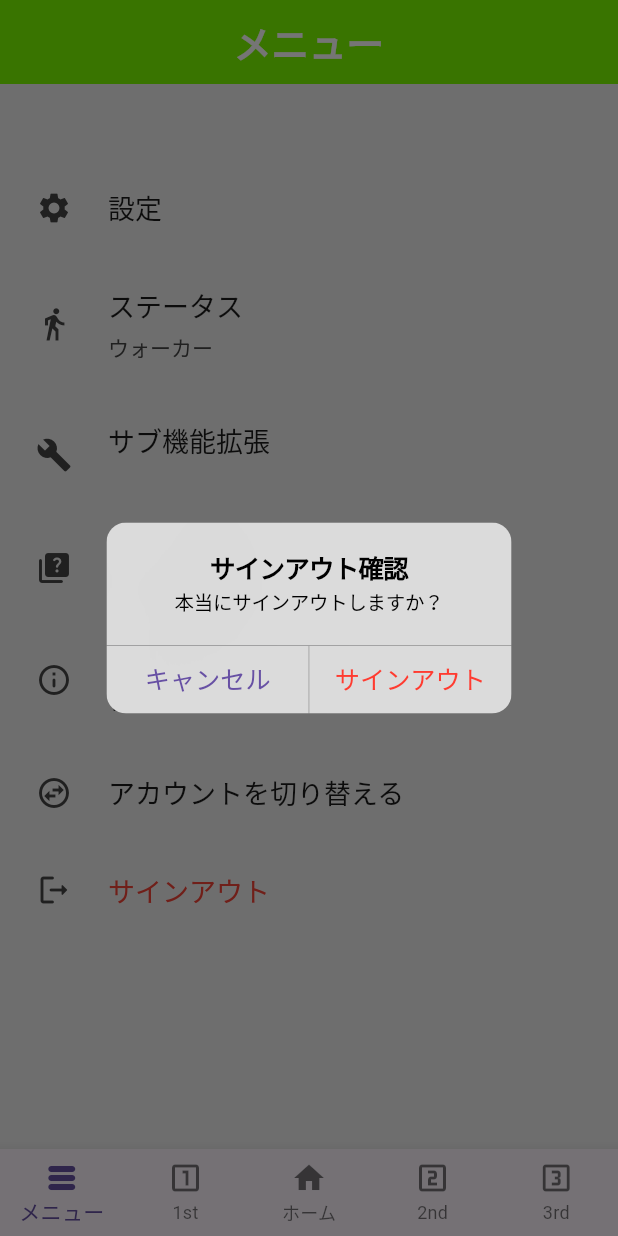
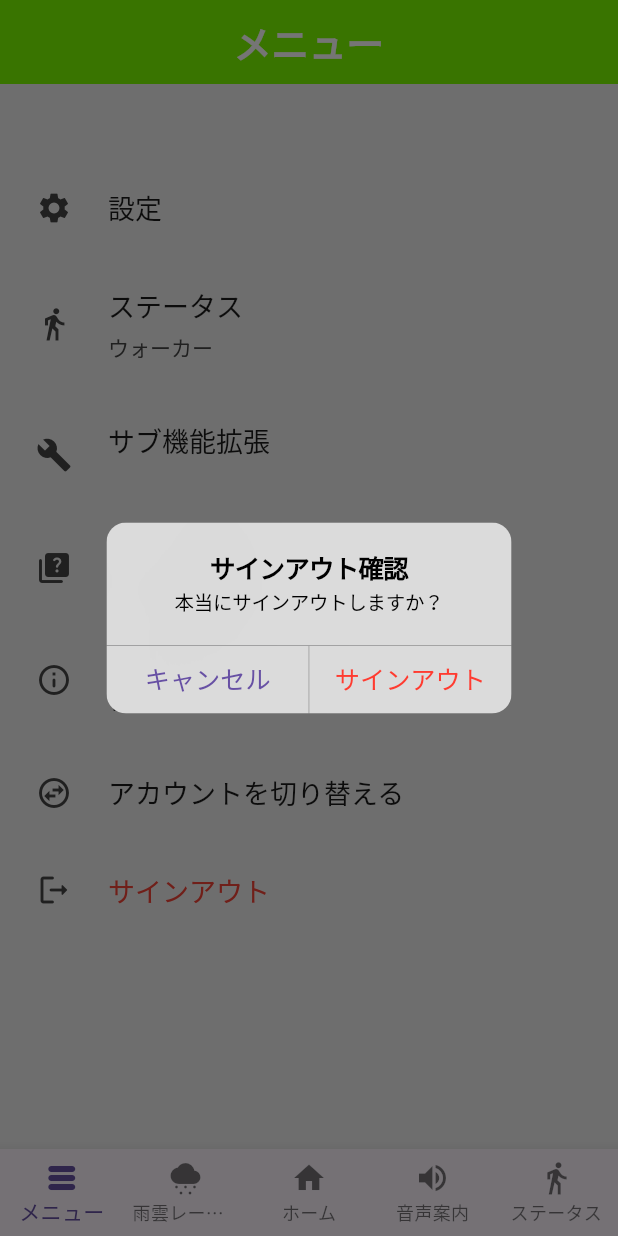
Before and after one commit to giant-shrimp/Chikuhou_frontend, a Flutter app: the MyStatefulWidget screen opened directly, after a tap on "サインアウト", on a phone screen of 412 x 824 dp. Run offline on Flutter 3.47's test engine with Material 3 defaults, Android fonts, the light colour scheme and no system bars; drawn by our look-alikes of settings_ui; our stand-ins replace hooks_riverpod; generated files the repository leaves out were written again.

Commit message:
ステータス設定とフッターの修正

```diff
--- a/lib/src/app.dart
+++ b/lib/src/app.dart
@@ -1,25 +1,29 @@
 import 'package:flutter/material.dart';
 import 'package:flutter_gen/gen_l10n/app_localizations.dart';
+import 'package:hooks_riverpod/hooks_riverpod.dart';
 import 'screens/first.dart';
 import 'screens/second.dart';
-import 'screens/third.dart';
+import 'screens/settings_status.dart';
+//import 'screens/third.dart';
 import 'screens/menu.dart';
 import 'screens/home.dart';
+import 'status_provider.dart';
 
-class MyStatefulWidget extends StatefulWidget {
+class MyStatefulWidget extends ConsumerStatefulWidget {
   const MyStatefulWidget({Key? key}) : super(key: key);
 
   @override
-  State<MyStatefulWidget> createState() => _MyStatefulWidgetState();
+  ConsumerState<MyStatefulWidget> createState() => _MyStatefulWidgetState();
 }
 
-class _MyStatefulWidgetState extends State<MyStatefulWidget> {
+class _MyStatefulWidgetState extends ConsumerState<MyStatefulWidget> {
   static const _screens = [
     MenuScreen(),
     FirstScreen(),
     HomeScreen(),
     SecondScreen(),
-    ThirdScreen()
+    //ThirdScreen()
+    SettingsStatus()
   ];
 
   int _selectedIndex = 2;
@@ -32,19 +36,41 @@ class _MyStatefulWidgetState extends State<MyStatefulWidget> {
 
   @override
   Widget build(BuildContext context) {
+    // 現在のステータスを取得
+    final currentStatus = ref.watch(statusProvider);
+
+    final statusDetails = getStatusDetails(context, currentStatus);
+    IconData statusIcon = statusDetails['icon'];
+
     return Scaffold(
       body: _screens[_selectedIndex],
       bottomNavigationBar: BottomNavigationBar(
         currentIndex: _selectedIndex,
         onTap: _onItemTapped,
         items: <BottomNavigationBarItem>[
-            BottomNavigationBarItem(icon: const Icon(Icons.table_rows_rounded), label: AppLocalizations.of(context)!.menu),
-            const BottomNavigationBarItem(icon: Icon(Icons.looks_one_outlined), label: '1st'),
-            BottomNavigationBarItem(icon: const Icon(Icons.home), label: AppLocalizations.of(context)!.home),
-            const BottomNavigationBarItem(icon: Icon(Icons.looks_two_outlined), label: '2nd'),
-            const BottomNavigationBarItem(icon: Icon(Icons.looks_3_outlined), label: '3rd'),
+          BottomNavigationBarItem(
+            icon: const Icon(Icons.table_rows_rounded),
+            label: AppLocalizations.of(context)!.menu,
+          ),
+          BottomNavigationBarItem(
+            icon: const Icon(Icons.cloudy_snowing),
+            label: AppLocalizations.of(context)!.rain_cloud_radar,
+          ),
+          BottomNavigationBarItem(
+            icon: const Icon(Icons.home),
+            label: AppLocalizations.of(context)!.home,
+          ),
+          BottomNavigationBarItem(
+            icon: const Icon(Icons.volume_up),
+            label: AppLocalizations.of(context)!.audio_guidance,
+          ),
+          BottomNavigationBarItem(
+            icon: Icon(statusIcon),
+            label: AppLocalizations.of(context)!.status,
+          ),
         ],
         type: BottomNavigationBarType.fixed,
-        ));
+      ),
+    );
   }
 }
--- a/lib/src/screens/first.dart
+++ b/lib/src/screens/first.dart
@@ -1,4 +1,5 @@
 import 'package:flutter/material.dart';
+import 'package:flutter_gen/gen_l10n/app_localizations.dart';
 
 class FirstScreen extends StatelessWidget {
   const FirstScreen({Key? key}) : super(key: key);
@@ -7,11 +8,11 @@ class FirstScreen extends StatelessWidget {
   Widget build(BuildContext context) {
     return Scaffold(
       appBar: AppBar(
-        title: const Text('1'),
+        title: Text(AppLocalizations.of(context)!.rain_cloud_radar),
         automaticallyImplyLeading: false,
       ),
       body:
-      const Center(child: Text('1st画面', style: TextStyle(fontSize: 32.0))),
+      const Center(child: Text('雨雲レーダー画面', style: TextStyle(fontSize: 32.0))),
     );
   }
 }
--- a/lib/src/screens/menu.dart
+++ b/lib/src/screens/menu.dart
@@ -3,6 +3,7 @@ import 'package:flutter/material.dart';
 import 'package:settings_ui/settings_ui.dart';
 import 'package:hooks_riverpod/hooks_riverpod.dart';
 import 'package:flutter_gen/gen_l10n/app_localizations.dart';
+import '../status_provider.dart';
 import 'drag_drop.dart';
 import 'sign_in.dart';
 import 'settings.dart';
@@ -16,28 +17,9 @@ class MenuScreen extends HookConsumerWidget {
     // 現在のステータスを取得
     final currentStatus = ref.watch(statusProvider);
 
-    // ステータスに応じてアイコンを決定
-    IconData statusIcon;
-    String statusText;
-    if (currentStatus == 'runner') {
-      statusIcon = Icons.directions_run_sharp;
-      statusText = AppLocalizations.of(context)!.runner;
-    } else if (currentStatus == 'senior') {
-      statusIcon = Icons.assist_walker_sharp;
-      statusText = AppLocalizations.of(context)!.senior;
-    } else if (currentStatus == 'bike') {
-      statusIcon = Icons.directions_bike_sharp;
-      statusText = AppLocalizations.of(context)!.bike;
-    } else if (currentStatus == 'wheelchair') {
-      statusIcon = Icons.accessible_forward_sharp;
-      statusText = AppLocalizations.of(context)!.wheelchair;
-    } else if (currentStatus == 'stroller') {
-      statusIcon = Icons.child_friendly_sharp;
-      statusText = AppLocalizations.of(context)!.stroller;
-    } else {
-      statusIcon = Icons.directions_walk_sharp;
-      statusText = AppLocalizations.of(context)!.walker;
-    }
+    final statusDetails = getStatusDetails(context, currentStatus);
+    IconData statusIcon = statusDetails['icon'];
+    String statusText = statusDetails['text'];
 
     return Scaffold(
       appBar: AppBar(
@@ -62,19 +44,19 @@ class MenuScreen extends HookConsumerWidget {
                   );
                 },
               ),
-              SettingsTile.navigation(
+              SettingsTile(
                 leading: Icon(statusIcon),
                 title: Text(AppLocalizations.of(context)!.status),
                 value: Text(statusText),
                 description: const Text(''),
-                onPressed: (context) {
-                  Navigator.push(
-                    context,
-                    MaterialPageRoute(
-                      builder: (context) => const SettingsStatus(),
-                    ),
-                  );
-                },
+                // onPressed: (context) {
+                //   Navigator.push(
+                //     context,
+                //     MaterialPageRoute(
+                //       builder: (context) => const SettingsStatus(),
+                //     ),
+                //   );
+                // },
               ),
               SettingsTile.navigation(
                 leading: const Icon(Icons.build),
--- a/lib/src/screens/second.dart
+++ b/lib/src/screens/second.dart
@@ -1,4 +1,5 @@
 import 'package:flutter/material.dart';
+import 'package:flutter_gen/gen_l10n/app_localizations.dart';
 
 class SecondScreen extends StatelessWidget {
   const SecondScreen({Key? key}) : super(key: key);
@@ -7,11 +8,11 @@ class SecondScreen extends StatelessWidget {
   Widget build(BuildContext context) {
     return Scaffold(
       appBar: AppBar(
-        title: const Text('2'),
+        title: Text(AppLocalizations.of(context)!.audio_guidance),
         automaticallyImplyLeading: false,
       ),
       body:
-      const Center(child: Text('2nd画面', style: TextStyle(fontSize: 32.0))),
+      const Center(child: Text('音声案内画面', style: TextStyle(fontSize: 32.0))),
     );
   }
 }
--- a/lib/src/screens/settings_status.dart
+++ b/lib/src/screens/settings_status.dart
@@ -16,6 +16,7 @@ class SettingsStatus extends HookConsumerWidget {
     return Scaffold(
       appBar: AppBar(
         title: Text(AppLocalizations.of(context)!.status),
+        automaticallyImplyLeading: false,
       ),
       body: SettingsList(
         platform: DevicePlatform.iOS,
@@ -40,9 +41,9 @@ class SettingsStatus extends HookConsumerWidget {
                     ? const Icon(Icons.done, color: Colors.blue) // Runner選択時にチェックマーク
                     : null,
                 //機能完成後にコメントアウトを解除
-                // onPressed: (context) {
-                //   ref.read(statusProvider.notifier).state = 'runner';  // Runnerに変更
-                // },
+                onPressed: (context) {
+                  ref.read(statusProvider.notifier).state = 'runner';  // Runnerに変更
+                },
               ),
               SettingsTile(
                 leading: const Icon(Icons.assist_walker_sharp),
@@ -52,9 +53,9 @@ class SettingsStatus extends HookConsumerWidget {
                     ? const Icon(Icons.done, color: Colors.blue) // Senior選択時にチェックマーク
                     : null,
                 //機能完成後にコメントアウトを解除
-                // onPressed: (context) {
-                //   ref.read(statusProvider.notifier).state = 'senior';  // Seniorに変更
-                // },
+                onPressed: (context) {
+                  ref.read(statusProvider.notifier).state = 'senior';  // Seniorに変更
+                },
               ),
               SettingsTile(
                 leading: const Icon(Icons.directions_bike_sharp),
@@ -63,9 +64,9 @@ class SettingsStatus extends HookConsumerWidget {
                     ? const Icon(Icons.done, color: Colors.blue) // Bike選択時にチェックマーク
                     : null,
                 //機能完成後にコメントアウトを解除
-                // onPressed: (context) {
-                //   ref.read(statusProvider.notifier).state = 'bike';  // Bikeに変更
-                // },
+                onPressed: (context) {
+                  ref.read(statusProvider.notifier).state = 'bike';  // Bikeに変更
+                },
               ),
               SettingsTile(
                 leading: const Icon(Icons.accessible_forward_sharp),
@@ -74,9 +75,9 @@ class SettingsStatus extends HookConsumerWidget {
                     ? const Icon(Icons.done, color: Colors.blue) // Wheelchair選択時にチェックマーク
                     : null,
                 //機能完成後にコメントアウトを解除
-                // onPressed: (context) {
-                //   ref.read(statusProvider.notifier).state = 'wheelchair';  // Wheelchairに変更
-                // },
+                onPressed: (context) {
+                  ref.read(statusProvider.notifier).state = 'wheelchair';  // Wheelchairに変更
+                },
               ),
               SettingsTile(
                 leading: const Icon(Icons.child_friendly_sharp),
@@ -85,9 +86,9 @@ class SettingsStatus extends HookConsumerWidget {
                     ? const Icon(Icons.done, color: Colors.blue) // Stroller選択時にチェックマーク
                     : null,
                 //機能完成後にコメントアウトを解除
-                // onPressed: (context) {
-                //   ref.read(statusProvider.notifier).state = 'stroller';  // Strollerに変更
-                // },
+                onPressed: (context) {
+                  ref.read(statusProvider.notifier).state = 'stroller';  // Strollerに変更
+                },
               ),
             ],
           ),
--- /dev/null
+++ b/lib/src/status_provider.dart
@@ -0,0 +1,29 @@
+import 'package:flutter/material.dart';
+import 'package:flutter_gen/gen_l10n/app_localizations.dart';
+
+Map<String, dynamic> getStatusDetails(BuildContext context, String currentStatus) {
+  IconData statusIcon;
+  String statusText;
+
+  if (currentStatus == 'runner') {
+    statusIcon = Icons.directions_run_sharp;
+    statusText = AppLocalizations.of(context)!.runner;
+  } else if (currentStatus == 'senior') {
+    statusIcon = Icons.assist_walker_sharp;
+    statusText = AppLocalizations.of(context)!.senior;
+  } else if (currentStatus == 'bike') {
+    statusIcon = Icons.directions_bike_sharp;
+    statusText = AppLocalizations.of(context)!.bike;
+  } else if (currentStatus == 'wheelchair') {
+    statusIcon = Icons.accessible_forward_sharp;
+    statusText = AppLocalizations.of(context)!.wheelchair;
+  } else if (currentStatus == 'stroller') {
+    statusIcon = Icons.child_friendly_sharp;
+    statusText = AppLocalizations.of(context)!.stroller;
+  } else {
+    statusIcon = Icons.directions_walk_sharp;
+    statusText = AppLocalizations.of(context)!.walker;
+  }
+
+  return {'icon': statusIcon, 'text': statusText};
+}
```
Lines whose indentation alone changed are shown as unchanged.
